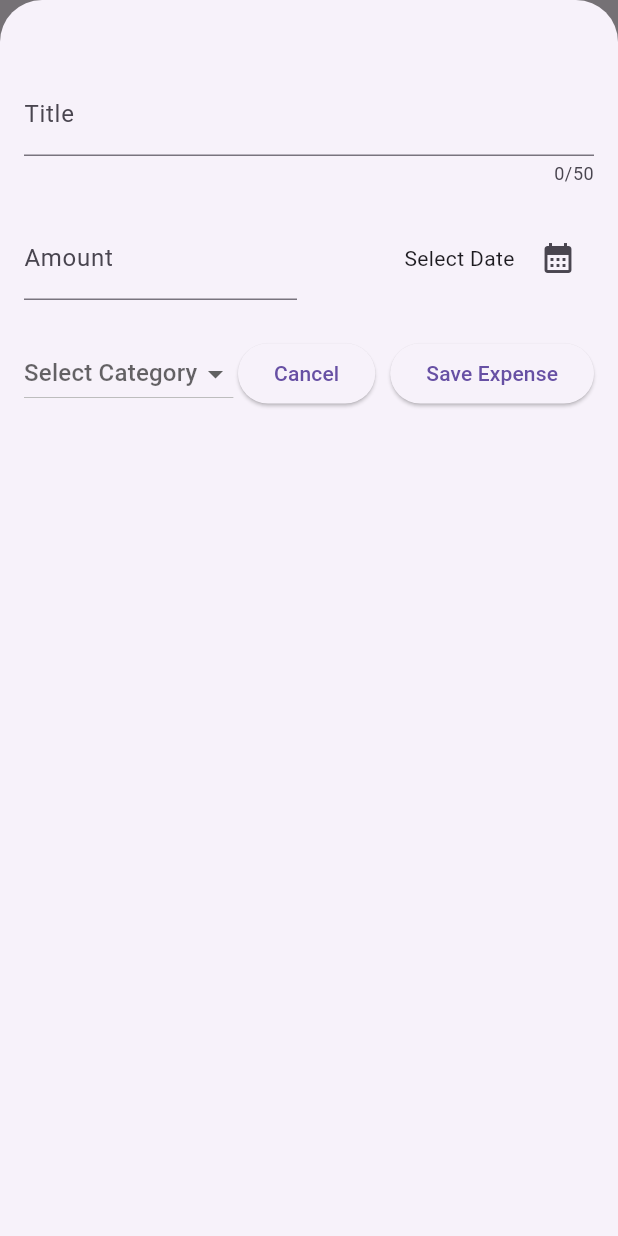
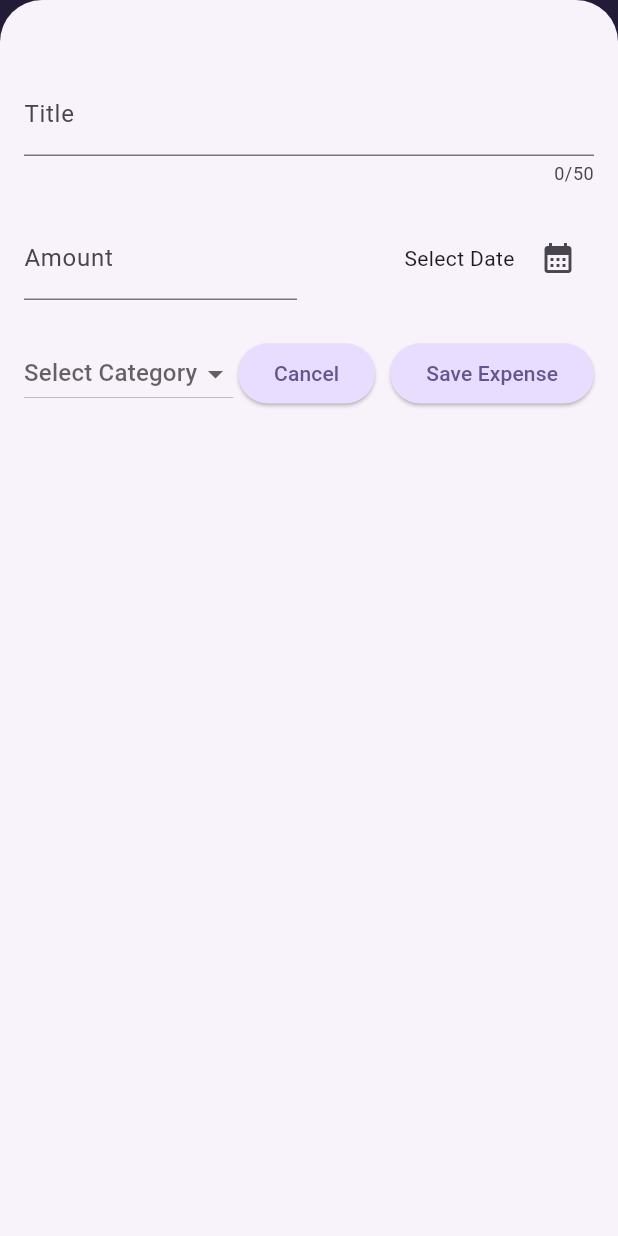
Before and after one commit to rn-byte/Expense-Tracker, a Flutter app: the screen it shows after launch, after a tap on the "add" icon, on a phone screen of 412 x 824 dp. Run offline on Flutter 3.47's test engine with Material 3 defaults, Android fonts, the phone set to English and light mode, and no system bars.

Commit message:
working Theming- some changes added

```diff
--- a/lib/main.dart
+++ b/lib/main.dart
@@ -1,10 +1,40 @@
 import 'package:flutter/material.dart';
 import 'package:expense_tracker/models/widgets/expenses.dart';
+
+var kCOlorScheme = ColorScheme.fromSeed(
+  seedColor: const Color.fromARGB(255, 96, 59, 181),
+);
 
 void main() {
   runApp(
     MaterialApp(
-      theme: ThemeData(useMaterial3: true),
+      theme: ThemeData().copyWith(
+        useMaterial3: true,
+        colorScheme: kCOlorScheme,
+        appBarTheme: const AppBarTheme().copyWith(
+          backgroundColor: kCOlorScheme.onPrimaryContainer,
+          foregroundColor: kCOlorScheme.primaryContainer,
+        ),
+        cardTheme: const CardTheme().copyWith(
+          color: kCOlorScheme.secondaryContainer,
+          margin: const EdgeInsets.symmetric(
+            horizontal: 14,
+            vertical: 5,
+          ),
+        ),
+        elevatedButtonTheme: ElevatedButtonThemeData(
+          style: ElevatedButton.styleFrom(
+            backgroundColor: kCOlorScheme.primaryContainer,
+          ),
+        ),
+        textTheme: ThemeData().textTheme.copyWith(
+              titleLarge: TextStyle(
+                fontWeight: FontWeight.normal,
+                color: kCOlorScheme.onSecondaryContainer,
+                fontSize: 20,
+              ),
+            ),
+      ),
       home: const Expenses(),
     ),
   );
--- a/lib/models/widgets/expenses.dart
+++ b/lib/models/widgets/expenses.dart
@@ -63,6 +63,8 @@ class _ExpensesState extends State<Expenses> {
 
     // for Displaying message of undoing after deleting , show that we can
     // undo the actions. For that we use ScaffoldMessenger and snackbar .
+    ScaffoldMessenger.of(context).clearSnackBars();
+    // for clearing the 1st snackBar before the appreance of 2nd
     ScaffoldMessenger.of(context).showSnackBar(
       SnackBar(
         duration: const Duration(seconds: 5),
```
